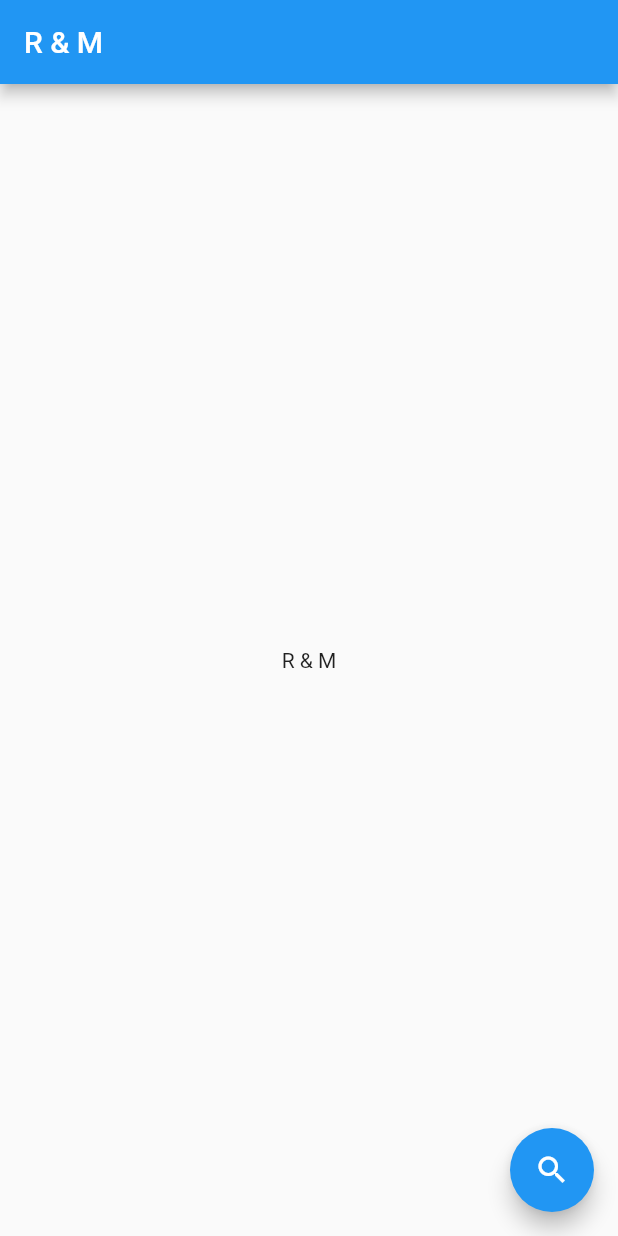
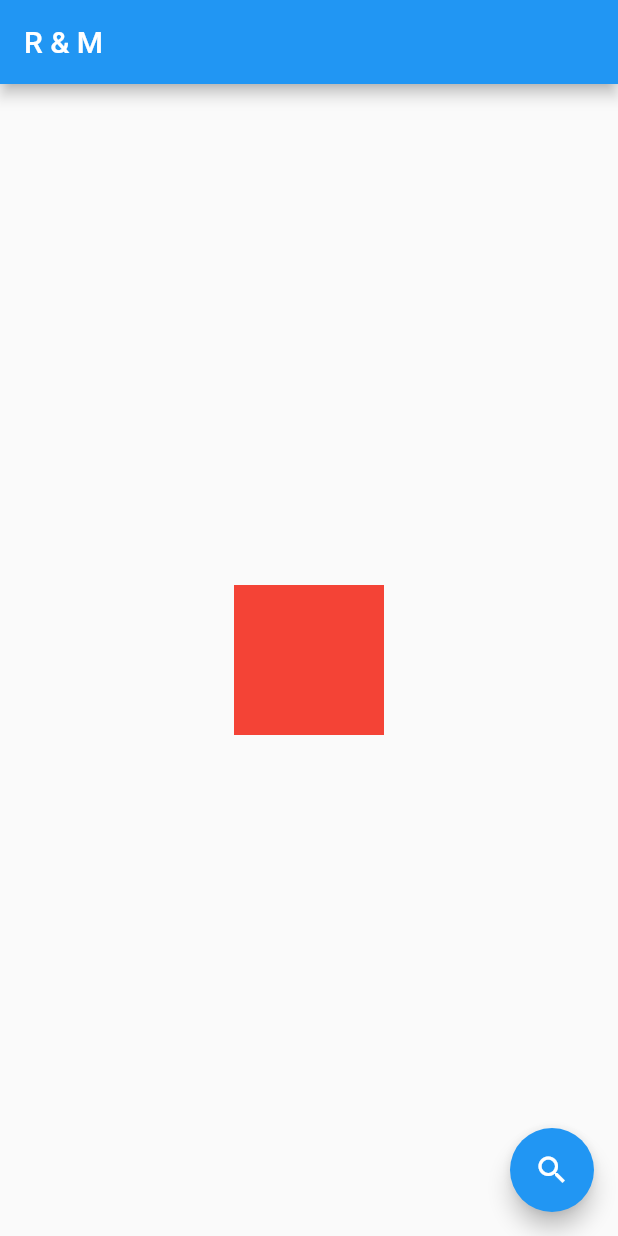
Before and after one commit to daniel199410/rick_and_morty, a Flutter app: the screen it shows after launch, on a phone screen of 412 x 824 dp. Run offline on Flutter 3.47's test engine with Material 2 defaults, Android fonts, the phone set to English and light mode, and no system bars; our stand-ins replace dartz, dio, equatable, flutter_bloc.

```diff
--- a/lib/cubit/ram_cubit.dart
+++ b/lib/cubit/ram_cubit.dart
@@ -1,3 +1,5 @@
+import 'dart:math';
+
 import 'package:flutter_bloc/flutter_bloc.dart';
 import 'package:hello_world/cubit/ram_state.dart';
 import 'package:hello_world/model/ram_character.dart';
@@ -10,7 +12,8 @@ class RamCubit extends Cubit<RamState> {
 
   Future<void> fetchNewRandomCharacter() async {
     emit(Loading());
-    final responseBox = await _apiService.getRamCharacter(400);
+    var random = Random().nextInt(1100);
+    final responseBox = await _apiService.getRamCharacter(random);
     final character = responseBox.fold((l) => l, (r) => r);
     if(responseBox.isLeft()) {
       return emit(Error());
--- a/lib/main.dart
+++ b/lib/main.dart
@@ -4,6 +4,8 @@ import 'package:flutter_bloc/flutter_bloc.dart';
 import 'package:hello_world/bloc_observer.dart';
 import 'package:hello_world/cubit/ram_cubit.dart';
 import 'package:hello_world/service/ApiService.dart';
+
+import 'cubit/ram_state.dart';
 
 void main() {
   BlocOverrides.runZoned(
@@ -43,7 +45,23 @@ class Dashboard extends StatelessWidget {
         title: Text(title),
         ),
         body: Center(
-         child: Text(title)
+         child: BlocBuilder<RamCubit, RamState>(
+           builder: (context, state) {
+             if(state is Loading) {
+               return const CircularProgressIndicator();
+             }
+             if(state is Success) {
+               return Image.network(state.character.image);
+             }
+             if(state is Error) {
+               return const Text("Boom!");
+             }
+             return Container(
+               color: Colors.red,
+               width: 100,
+               height: 100,
+             );
+           },)
         ),
         floatingActionButton: FloatingActionButton(
           onPressed: () {
--- a/lib/model/ram_character.dart
+++ b/lib/model/ram_character.dart
@@ -1,16 +1,18 @@
-import 'dart:convert';
 
 import 'package:equatable/equatable.dart';
 
 class RamCharacter extends Equatable{
-  final id;
+  final int id;
 
-  const RamCharacter(this.id);
+  final String image;
+
+  const RamCharacter(this.id, this.image);
   @override
   // TODO: implement props
   List<Object?> get props => [id];
 
-  factory RamCharacter.fromJson(String body)  => RamCharacter(
-    body
+  factory RamCharacter.fromJson(dynamic json)  => RamCharacter(
+    json['id'],
+    json['image']
   );
 }
--- a/lib/service/ApiService.dart
+++ b/lib/service/ApiService.dart
@@ -1,3 +1,5 @@
+import 'dart:convert';
+
 import 'package:dartz/dartz.dart';
 import 'package:dio/dio.dart';
 import 'package:hello_world/model/failure.dart';
@@ -15,7 +17,7 @@ class ApiService {
       if(body == null) {
         return const Left(Failure());
       }
-      final character = RamCharacter.fromJson(body);
+      final character = RamCharacter.fromJson(jsonDecode(body));
       return Right(character);
     } catch(e) {
       return const Left(Failure());
```
